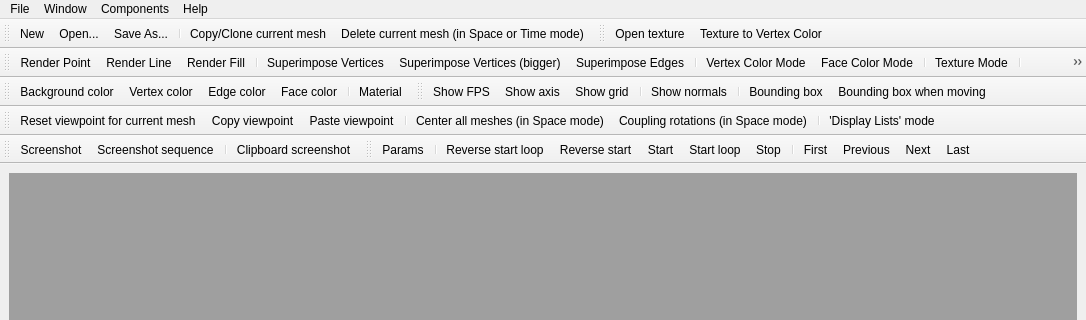
Qt form src/mepp/mainwindow.ui (MEPP-team/MEPP) before a commit; both pictures show x 0 to 1086 and y 0 to 320 of the 1086 by 793 pixel window.
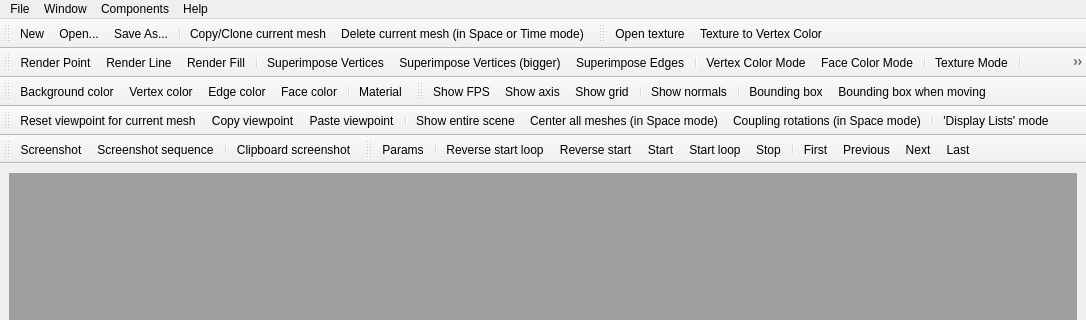
The same form after that commit. Icons and pictures are not drawn. Custom widgets are drawn as their Qt base class.

Patch:
```diff
--- a/src/mepp/mainwindow.ui
+++ b/src/mepp/mainwindow.ui
@@ -333,6 +333,7 @@
    <addaction name="actionCopy_viewpoint"/>
    <addaction name="actionPaste_viewpoint"/>
    <addaction name="separator"/>
+   <addaction name="actionShow_entire_scene"/>
    <addaction name="actionCenter_all_objects"/>
    <addaction name="actionCouplingRotations"/>
    <addaction name="separator"/>
```
Left out of the diff: 4 changed lines with no effect on the pictures.
